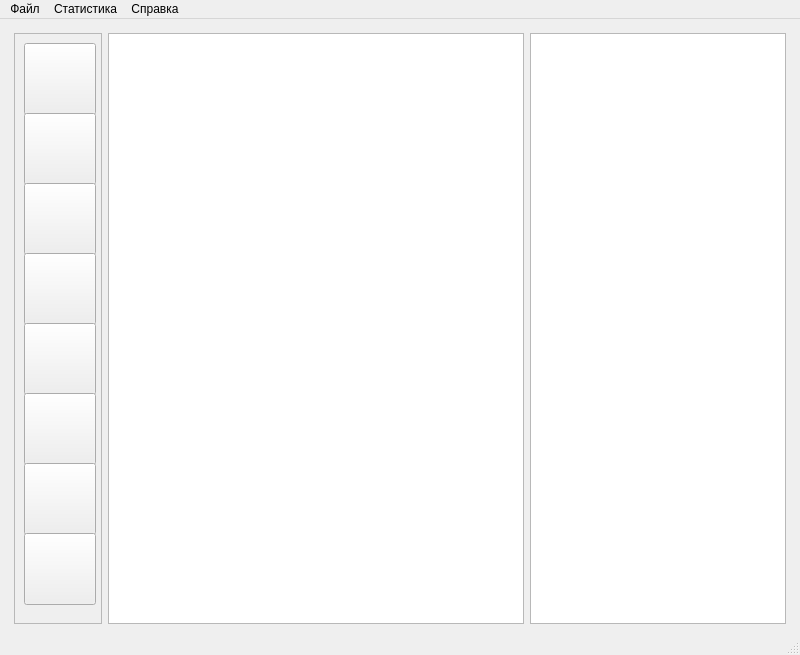
Qt form QFootballStat/MainWindow.ui (Sova777/analyzeresults) before a commit.
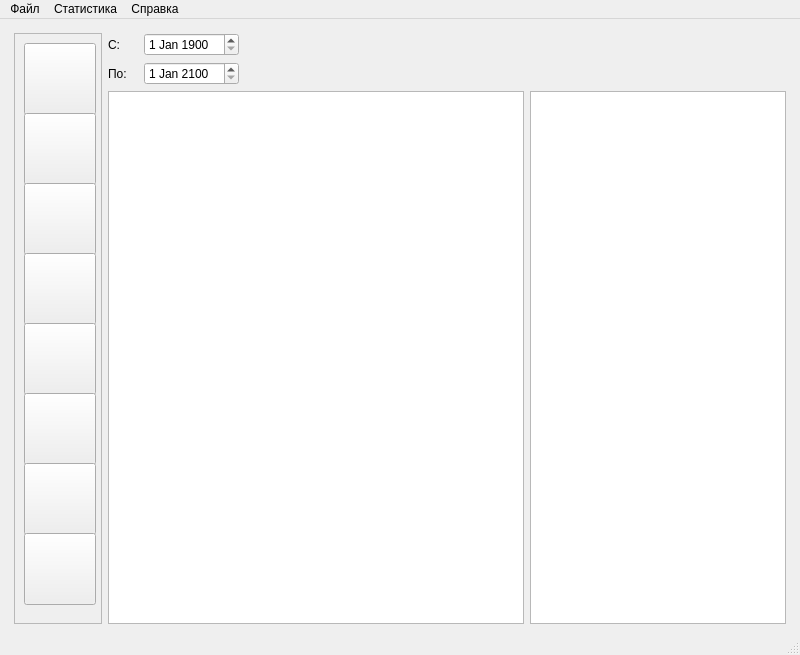
The same form after that commit. Icons and pictures are not drawn.

Diff of the .ui file:
```diff
--- a/QFootballStat/MainWindow.ui
+++ b/QFootballStat/MainWindow.ui
@@ -77,7 +77,7 @@
         </property>
        </spacer>
       </item>
-      <item row="0" column="4">
+      <item row="0" column="6">
        <spacer name="horizontalSpacer_3">
         <property name="orientation">
          <enum>Qt::Horizontal</enum>
@@ -93,7 +93,7 @@
         </property>
        </spacer>
       </item>
-      <item row="1" column="3">
+      <item row="3" column="5">
        <widget class="QTextBrowser" name="text">
         <property name="sizePolicy">
          <sizepolicy hsizetype="Preferred" vsizetype="Preferred">
@@ -115,10 +115,10 @@
         </property>
        </widget>
       </item>
-      <item row="1" column="2">
+      <item row="3" column="2" colspan="3">
        <widget class="QTableWidget" name="table"/>
       </item>
-      <item row="1" column="1">
+      <item row="1" column="1" rowspan="3">
        <widget class="QScrollArea" name="scrollArea">
         <property name="sizePolicy">
          <sizepolicy hsizetype="Fixed" vsizetype="Expanding">
@@ -511,6 +511,83 @@
         </widget>
        </widget>
       </item>
+      <item row="1" column="3">
+       <widget class="QDateEdit" name="dateEditFrom">
+        <property name="dateTime">
+         <datetime>
+          <hour>0</hour>
+          <minute>0</minute>
+          <second>0</second>
+          <year>1900</year>
+          <month>1</month>
+          <day>1</day>
+         </datetime>
+        </property>
+        <property name="date">
+         <date>
+          <year>1900</year>
+          <month>1</month>
+          <day>1</day>
+         </date>
+        </property>
+       </widget>
+      </item>
+      <item row="2" column="3">
+       <widget class="QDateEdit" name="dateEditTill">
+        <property name="date">
+         <date>
+          <year>2100</year>
+          <month>1</month>
+          <day>1</day>
+         </date>
+        </property>
+       </widget>
+      </item>
+      <item row="1" column="2">
+       <widget class="QLabel" name="label">
+        <property name="minimumSize">
+         <size>
+          <width>30</width>
+          <height>0</height>
+         </size>
+        </property>
+        <property name="maximumSize">
+         <size>
+          <width>30</width>
+          <height>16777215</height>
+         </size>
+        </property>
+        <property name="text">
+         <string>С:</string>
+        </property>
+       </widget>
+      </item>
+      <item row="2" column="2">
+       <widget class="QLabel" name="label_2">
+        <property name="maximumSize">
+         <size>
+          <width>16777215</width>
+          <height>16777215</height>
+         </size>
+        </property>
+        <property name="text">
+         <string>По:</string>
+        </property>
+       </widget>
+      </item>
+      <item row="1" column="4">
+       <spacer name="horizontalSpacer_4">
+        <property name="orientation">
+         <enum>Qt::Horizontal</enum>
+        </property>
+        <property name="sizeHint" stdset="0">
+         <size>
+          <width>40</width>
+          <height>20</height>
+         </size>
+        </property>
+       </spacer>
+      </item>
      </layout>
     </item>
    </layout>
```
